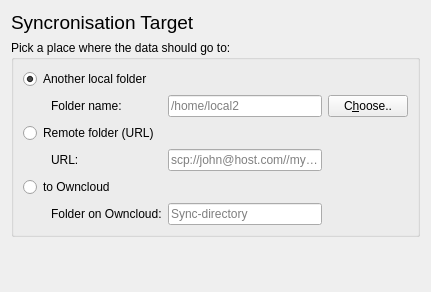
Old version of the form src/mirall/folderwizardtargetpage.ui in the repository nextcloud/desktop.
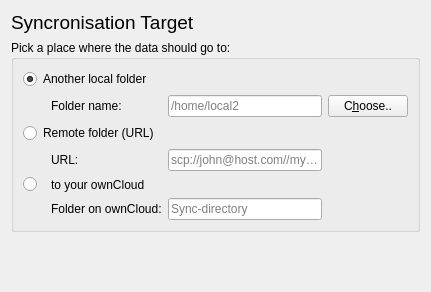
New version of the form.

Commit message: - simplified the folder wizard - live check of the ownCloud connect

What changed in the file:
```diff
--- a/src/mirall/folderwizardtargetpage.ui
+++ b/src/mirall/folderwizardtargetpage.ui
@@ -13,7 +13,7 @@
   <property name="windowTitle">
    <string>Form</string>
   </property>
-  <layout class="QGridLayout" name="gridLayout_3">
+  <layout class="QGridLayout" name="gridLayout_2">
    <item row="0" column="0">
     <layout class="QHBoxLayout" name="horizontalLayout_12">
      <item>
@@ -50,8 +50,6 @@
      <property name="title">
       <string>Pick a place where the data should go to:</string>
      </property>
-     <layout class="QGridLayout" name="gridLayout_2">
-      <item row="0" column="0">
        <layout class="QGridLayout" name="gridLayout">
         <item row="0" column="0" colspan="2">
          <widget class="QRadioButton" name="localFolderRadioBtn">
@@ -137,10 +135,20 @@
           </property>
          </widget>
         </item>
-        <item row="4" column="0" colspan="2">
+      <item row="4" column="0">
          <widget class="QRadioButton" name="OCRadioBtn">
           <property name="text">
-           <string>to Owncloud</string>
+         <string/>
+        </property>
+       </widget>
+      </item>
+      <item row="4" column="1">
+       <widget class="QLabel" name="OCLabel">
+        <property name="text">
+         <string>to your ownCloud</string>
+        </property>
+        <property name="openExternalLinks">
+         <bool>true</bool>
           </property>
          </widget>
         </item>
@@ -163,7 +171,7 @@
         <item row="5" column="1">
          <widget class="QLabel" name="label_4">
           <property name="text">
-           <string>Folder on Owncloud:</string>
+         <string>Folder on ownCloud:</string>
           </property>
          </widget>
         </item>
@@ -173,8 +181,6 @@
            <string>Sync-directory</string>
           </property>
          </widget>
-        </item>
-       </layout>
       </item>
      </layout>
     </widget>
```
Lines whose indentation alone changed are shown as unchanged. The commit also changes 7 other files.
